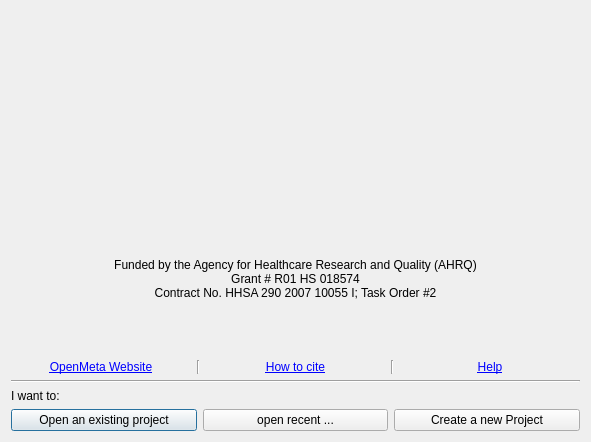
Above: start_upV2.ui from bwallace/OpenMeta-analyst- before the change. Below: the same form after it.
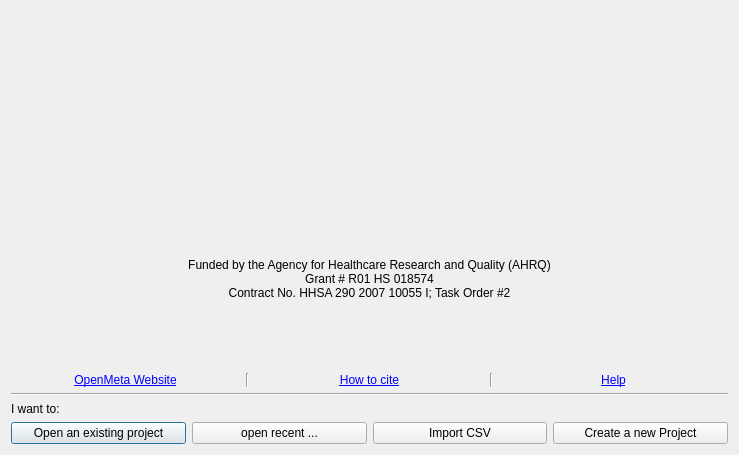
That is the form after the change. Icons and pictures are not drawn.

Diff of the .ui file:
```diff
--- a/start_upV2.ui
+++ b/start_upV2.ui
@@ -6,8 +6,8 @@
    <rect>
     <x>0</x>
     <y>0</y>
-    <width>591</width>
-    <height>442</height>
+    <width>739</width>
+    <height>455</height>
    </rect>
   </property>
   <property name="windowTitle">
@@ -222,6 +222,17 @@
        </property>
       </widget>
      </item>
+     <item>
+      <widget class="QPushButton" name="import_csv_btn">
+       <property name="text">
+        <string>Import CSV</string>
+       </property>
+       <property name="icon">
+        <iconset resource="images/icons.qrc">
+         <normaloff>:/function_icon_set/function_icon_set/box_download_48.png</normaloff>:/function_icon_set/function_icon_set/box_download_48.png</iconset>
+       </property>
+      </widget>
+     </item>
      <item>
       <widget class="QPushButton" name="create_new_btn">
        <property name="text">
```
Left out of the diff: 1 changed line with no effect on the pictures.
